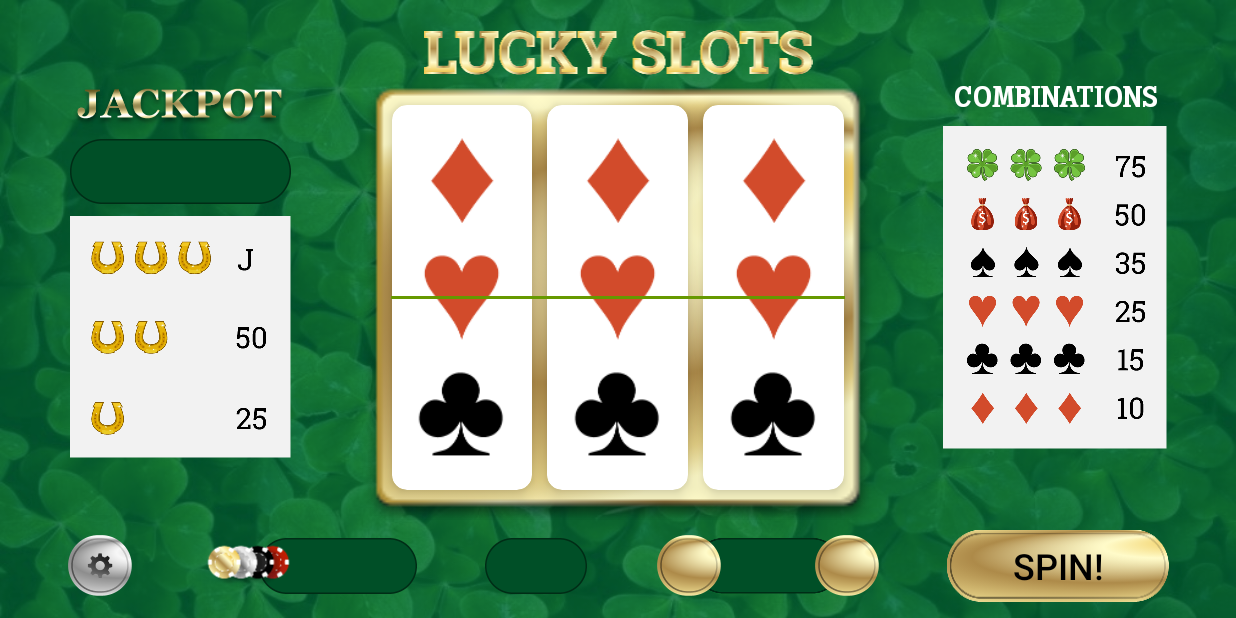
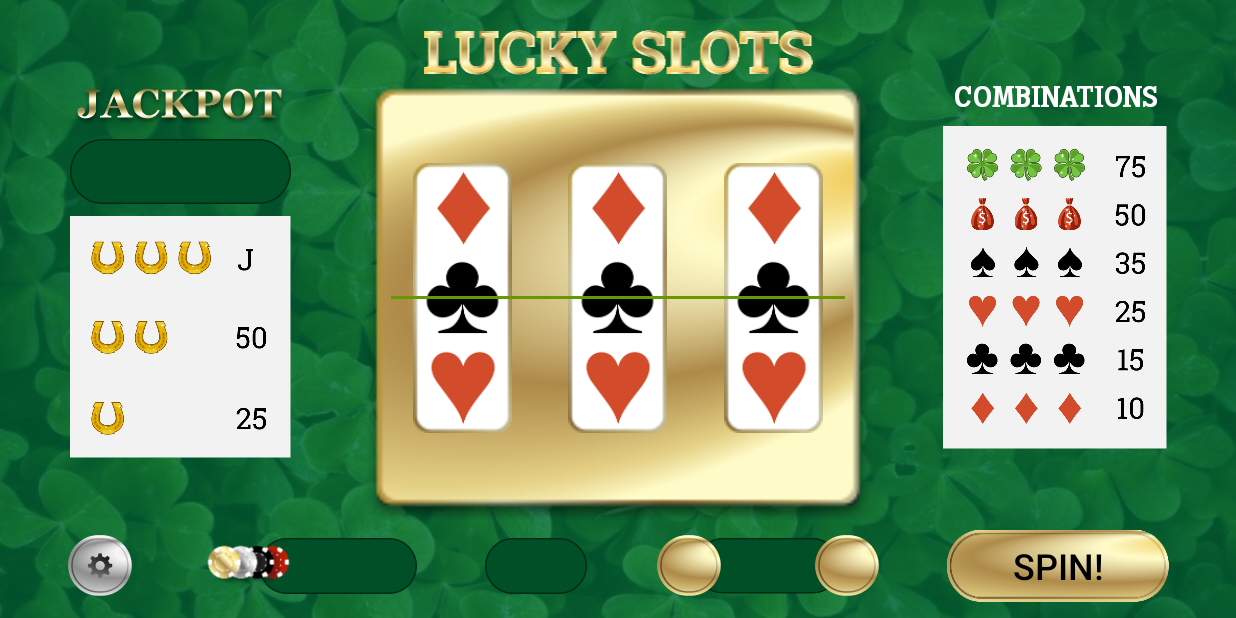
Before and after one commit to stoplus/Slots, an Android app: the screen it shows after launch (MainActivity), on a phone screen of 824 x 412 dp (held sideways). Run offline under Robolectric (Android 15) with nearby library versions, the phone set to English and light mode, and no system bars; our stand-ins replace Dagger/Hilt's generated code, Room's generated code; libraries missing offline, so code that uses them is left out: android.arch.persistence.

Commit message:
added a line and slots in the window

```diff
--- a/app/src/main/res/layout-sw600dp-land/activity_main.xml
+++ b/app/src/main/res/layout-sw600dp-land/activity_main.xml
@@ -92,7 +92,7 @@
                 android:layout_height="match_parent"
                 android:layout_below="@+id/logo"
                 android:layout_centerHorizontal="true"
-                android:layout_marginBottom="65dp"
+                android:layout_marginBottom="80dp"
                 android:contentDescription="@string/spinner_shape" />
 
         </RelativeLayout>
--- a/app/src/main/res/layout-sw600dp-land/slot.xml
+++ b/app/src/main/res/layout-sw600dp-land/slot.xml
@@ -1,49 +1,51 @@
 <?xml version="1.0" encoding="utf-8"?>
-<android.support.v7.widget.CardView xmlns:android="http://schemas.android.com/apk/res/android"
+<android.support.constraint.ConstraintLayout xmlns:android="http://schemas.android.com/apk/res/android"
     xmlns:app="http://schemas.android.com/apk/res-auto"
     android:id="@+id/itemSlot"
     android:layout_width="match_parent"
-    android:layout_height="match_parent"
-    app:cardCornerRadius="10dp"
-    app:cardElevation="15dp"
-    app:contentPadding="7dp">
+    android:layout_height="match_parent">
 
-
-    <LinearLayout
-        android:layout_width="match_parent"
-        android:layout_height="match_parent"
-        android:orientation="vertical">
+    <ImageView
+        android:id="@+id/spinner"
+        android:layout_width="wrap_content"
+        android:layout_height="wrap_content"
+        android:contentDescription="@string/spiner"
+        app:layout_constraintBottom_toBottomOf="parent"
+        app:layout_constraintEnd_toEndOf="parent"
+        app:layout_constraintStart_toStartOf="parent"
+        app:layout_constraintTop_toTopOf="parent"
+        app:srcCompat="@drawable/spinner" />
 
     <ImageView
         android:id="@+id/combination_1"
-            android:layout_width="120dp"
-            android:layout_height="0dp"
-            android:layout_gravity="center_horizontal"
-            android:layout_marginTop="8dp"
-            android:layout_weight="1"
-            android:contentDescription="@string/button_small_minus"
+        android:layout_width="80dp"
+        android:layout_height="80dp"
+        android:contentDescription="@string/combination_1"
+        app:layout_constraintBottom_toTopOf="@+id/combination_2"
+        app:layout_constraintEnd_toEndOf="@+id/spinner"
+        app:layout_constraintStart_toStartOf="@+id/spinner"
+        app:layout_constraintTop_toTopOf="@+id/spinner"
         app:srcCompat="@drawable/combination_1" />
+
 
     <ImageView
         android:id="@+id/combination_2"
-            android:layout_width="120dp"
-            android:layout_height="0dp"
-            android:layout_gravity="center_horizontal"
-            android:layout_marginBottom="8dp"
-            android:layout_marginTop="8dp"
-            android:layout_weight="1"
-            android:contentDescription="@string/button_small_minus"
-            app:srcCompat="@drawable/combination_3" />
+        android:layout_width="80dp"
+        android:layout_height="80dp"
+        android:contentDescription="@string/combination_2"
+        app:layout_constraintBottom_toBottomOf="@+id/spinner"
+        app:layout_constraintEnd_toEndOf="@+id/spinner"
+        app:layout_constraintStart_toStartOf="@+id/spinner"
+        app:layout_constraintTop_toTopOf="@+id/spinner"
+        app:srcCompat="@drawable/combination_2" />
 
     <ImageView
         android:id="@+id/combination_3"
-            android:layout_width="120dp"
-            android:layout_height="0dp"
-            android:layout_gravity="center_horizontal"
-            android:layout_marginBottom="8dp"
-            android:layout_weight="1"
-            android:contentDescription="@string/button_small_minus"
-            app:srcCompat="@drawable/combination_2" />
-
-    </LinearLayout>
-</android.support.v7.widget.CardView>
+        android:layout_width="80dp"
+        android:layout_height="80dp"
+        app:layout_constraintBottom_toBottomOf="@+id/spinner"
+        app:layout_constraintEnd_toEndOf="@+id/spinner"
+        app:layout_constraintStart_toStartOf="@+id/spinner"
+        app:layout_constraintTop_toBottomOf="@+id/combination_2"
+        app:srcCompat="@drawable/combination_3" />
+</android.support.constraint.ConstraintLayout>
--- a/app/src/main/res/layout-sw720dp-land/activity_main.xml
+++ b/app/src/main/res/layout-sw720dp-land/activity_main.xml
@@ -71,7 +71,7 @@
 
         <RelativeLayout
             android:layout_width="200dp"
-            android:layout_height="match_parent"
+            android:layout_height="wrap_content"
             android:layout_weight="1"
             android:gravity="center"
             android:orientation="vertical">
@@ -88,10 +88,10 @@
             <include
                 layout="@layout/slots"
                 android:layout_width="match_parent"
-                android:layout_height="match_parent"
+                android:layout_height="wrap_content"
                 android:layout_below="@+id/logo"
                 android:layout_centerHorizontal="true"
-                android:layout_marginBottom="100dp"
+                android:layout_marginBottom="150dp"
                 android:contentDescription="@string/spinner_shape" />
 
         </RelativeLayout>
--- a/app/src/main/res/layout-sw720dp-land/slot.xml
+++ b/app/src/main/res/layout-sw720dp-land/slot.xml
@@ -1,49 +1,51 @@
 <?xml version="1.0" encoding="utf-8"?>
-<android.support.v7.widget.CardView xmlns:android="http://schemas.android.com/apk/res/android"
+<android.support.constraint.ConstraintLayout xmlns:android="http://schemas.android.com/apk/res/android"
     xmlns:app="http://schemas.android.com/apk/res-auto"
     android:id="@+id/itemSlot"
     android:layout_width="match_parent"
-    android:layout_height="match_parent"
-    app:cardCornerRadius="10dp"
-    app:cardElevation="20dp"
-    app:contentPadding="7dp">
+    android:layout_height="match_parent">
 
-
-    <LinearLayout
-        android:layout_width="match_parent"
-        android:layout_height="match_parent"
-        android:orientation="vertical">
+    <ImageView
+        android:id="@+id/spinner"
+        android:layout_width="wrap_content"
+        android:layout_height="wrap_content"
+        android:contentDescription="@string/spiner"
+        app:layout_constraintBottom_toBottomOf="parent"
+        app:layout_constraintEnd_toEndOf="parent"
+        app:layout_constraintStart_toStartOf="parent"
+        app:layout_constraintTop_toTopOf="parent"
+        app:srcCompat="@drawable/spinner" />
 
     <ImageView
         android:id="@+id/combination_1"
-            android:layout_width="120dp"
-            android:layout_height="0dp"
-            android:layout_gravity="center_horizontal"
-            android:layout_marginTop="8dp"
-            android:layout_weight="1"
-            android:contentDescription="@string/button_small_minus"
+        android:layout_width="100dp"
+        android:layout_height="100dp"
+        android:contentDescription="@string/combination_1"
+        app:layout_constraintBottom_toTopOf="@+id/combination_2"
+        app:layout_constraintEnd_toEndOf="@+id/spinner"
+        app:layout_constraintStart_toStartOf="@+id/spinner"
+        app:layout_constraintTop_toTopOf="@+id/spinner"
         app:srcCompat="@drawable/combination_1" />
+
 
     <ImageView
         android:id="@+id/combination_2"
-            android:layout_width="120dp"
-            android:layout_height="0dp"
-            android:layout_gravity="center_horizontal"
-            android:layout_marginBottom="8dp"
-            android:layout_marginTop="8dp"
-            android:layout_weight="1"
-            android:contentDescription="@string/button_small_minus"
-            app:srcCompat="@drawable/combination_3" />
+        android:layout_width="100dp"
+        android:layout_height="100dp"
+        android:contentDescription="@string/combination_2"
+        app:layout_constraintBottom_toBottomOf="@+id/spinner"
+        app:layout_constraintEnd_toEndOf="@+id/spinner"
+        app:layout_constraintStart_toStartOf="@+id/spinner"
+        app:layout_constraintTop_toTopOf="@+id/spinner"
+        app:srcCompat="@drawable/combination_2" />
 
     <ImageView
         android:id="@+id/combination_3"
-            android:layout_width="120dp"
-            android:layout_height="0dp"
-            android:layout_gravity="center_horizontal"
-            android:layout_marginBottom="8dp"
-            android:layout_weight="1"
-            android:contentDescription="@string/button_small_minus"
-            app:srcCompat="@drawable/combination_2" />
-
-    </LinearLayout>
-</android.support.v7.widget.CardView>
+        android:layout_width="100dp"
+        android:layout_height="100dp"
+        app:layout_constraintBottom_toBottomOf="@+id/spinner"
+        app:layout_constraintEnd_toEndOf="@+id/spinner"
+        app:layout_constraintStart_toStartOf="@+id/spinner"
+        app:layout_constraintTop_toBottomOf="@+id/combination_2"
+        app:srcCompat="@drawable/combination_3" />
+</android.support.constraint.ConstraintLayout>
--- a/app/src/main/res/layout-sw720dp-land/slots.xml
+++ b/app/src/main/res/layout-sw720dp-land/slots.xml
@@ -14,7 +14,7 @@
         <include
             layout="@layout/slot"
             android:layout_width="0dp"
-            android:layout_height="match_parent"
+            android:layout_height="wrap_content"
             android:layout_gravity="center_vertical"
             android:layout_marginBottom="30dp"
             android:layout_marginStart="30dp"
@@ -24,7 +24,7 @@
         <include
             layout="@layout/slot"
             android:layout_width="0dp"
-            android:layout_height="match_parent"
+            android:layout_height="wrap_content"
             android:layout_gravity="center_vertical"
             android:layout_margin="30dp"
             android:layout_weight="1" />
@@ -32,7 +32,7 @@
         <include
             layout="@layout/slot"
             android:layout_width="0dp"
-            android:layout_height="match_parent"
+            android:layout_height="wrap_content"
             android:layout_gravity="center_vertical"
             android:layout_marginBottom="30dp"
             android:layout_marginEnd="30dp"
--- a/app/src/main/res/layout/slot.xml
+++ b/app/src/main/res/layout/slot.xml
@@ -1,49 +1,51 @@
 <?xml version="1.0" encoding="utf-8"?>
-<android.support.v7.widget.CardView xmlns:android="http://schemas.android.com/apk/res/android"
+<android.support.constraint.ConstraintLayout xmlns:android="http://schemas.android.com/apk/res/android"
     xmlns:app="http://schemas.android.com/apk/res-auto"
     android:id="@+id/itemSlot"
     android:layout_width="match_parent"
-    android:layout_height="match_parent"
-    app:cardCornerRadius="10dp"
-    app:cardElevation="8dp"
-    app:contentPadding="7dp">
+    android:layout_height="match_parent">
 
-
-    <LinearLayout
-        android:layout_width="match_parent"
-        android:layout_height="match_parent"
-        android:orientation="vertical">
+    <ImageView
+        android:id="@+id/spinner"
+        android:layout_width="90dp"
+        android:layout_height="180dp"
+        android:contentDescription="@string/spiner"
+        app:layout_constraintBottom_toBottomOf="parent"
+        app:layout_constraintEnd_toEndOf="parent"
+        app:layout_constraintStart_toStartOf="parent"
+        app:layout_constraintTop_toTopOf="parent"
+        app:srcCompat="@drawable/spinner" />
 
     <ImageView
         android:id="@+id/combination_1"
-            android:layout_width="70dp"
-            android:layout_height="0dp"
-            android:layout_gravity="center_horizontal"
-            android:layout_marginTop="8dp"
-            android:layout_weight="1"
-            android:contentDescription="@string/button_small_minus"
+        android:layout_width="60dp"
+        android:layout_height="60dp"
+        android:contentDescription="@string/combination_1"
+        app:layout_constraintBottom_toTopOf="@+id/combination_2"
+        app:layout_constraintEnd_toEndOf="@+id/spinner"
+        app:layout_constraintStart_toStartOf="@+id/spinner"
+        app:layout_constraintTop_toTopOf="@+id/spinner"
         app:srcCompat="@drawable/combination_1" />
+
 
     <ImageView
         android:id="@+id/combination_2"
-            android:layout_width="70dp"
-            android:layout_height="0dp"
-            android:layout_gravity="center_horizontal"
-            android:layout_marginBottom="8dp"
-            android:layout_marginTop="8dp"
-            android:layout_weight="1"
-            android:contentDescription="@string/button_small_minus"
-            app:srcCompat="@drawable/combination_3" />
+        android:layout_width="60dp"
+        android:layout_height="60dp"
+        android:contentDescription="@string/combination_2"
+        app:layout_constraintBottom_toBottomOf="@+id/spinner"
+        app:layout_constraintEnd_toEndOf="@+id/spinner"
+        app:layout_constraintStart_toStartOf="@+id/spinner"
+        app:layout_constraintTop_toTopOf="@+id/spinner"
+        app:srcCompat="@drawable/combination_2" />
 
     <ImageView
         android:id="@+id/combination_3"
-            android:layout_width="70dp"
-            android:layout_height="0dp"
-            android:layout_gravity="center_horizontal"
-            android:layout_marginBottom="8dp"
-            android:layout_weight="1"
-            android:contentDescription="@string/button_small_minus"
-            app:srcCompat="@drawable/combination_2" />
-
-    </LinearLayout>
-</android.support.v7.widget.CardView>
+        android:layout_width="60dp"
+        android:layout_height="60dp"
+        app:layout_constraintBottom_toBottomOf="@+id/spinner"
+        app:layout_constraintEnd_toEndOf="@+id/spinner"
+        app:layout_constraintStart_toStartOf="@+id/spinner"
+        app:layout_constraintTop_toBottomOf="@+id/combination_2"
+        app:srcCompat="@drawable/combination_3" />
+</android.support.constraint.ConstraintLayout>
--- a/app/src/main/res/values/strings.xml
+++ b/app/src/main/res/values/strings.xml
@@ -25,5 +25,6 @@
     <string name="combination_7">combination_7</string>
     <string name="combinations">COMBINATIONS</string>
     <string name="spin">SPIN!</string>
+    <string name="spiner">spiner</string>
 
 </resources>
```
Lines whose indentation alone changed are shown as unchanged.
